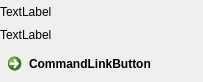
First picture: the form in blogui/RightLoginWidget.ui, repository zhangbailong945/PyQt5Projects, before the edit.
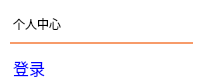
Second picture: the form after the edit.

```diff
--- a/blogui/RightLoginWidget.ui
+++ b/blogui/RightLoginWidget.ui
@@ -14,9 +14,12 @@
    <string>Form</string>
   </property>
   <property name="autoFillBackground">
-   <bool>true</bool>
+   <bool>false</bool>
   </property>
-  <layout class="QVBoxLayout" name="verticalLayout">
+  <property name="styleSheet">
+   <string notr="true">background-color: rgb(255, 255, 255);</string>
+  </property>
+  <layout class="QVBoxLayout" name="verticalLayout" stretch="0,0,0">
    <property name="spacing">
     <number>0</number>
    </property>
@@ -34,22 +37,64 @@
    </property>
    <item>
     <widget class="QLabel" name="lb_Login_Title">
+     <property name="autoFillBackground">
+      <bool>false</bool>
+     </property>
+     <property name="styleSheet">
+      <string notr="true">margin-top:10px;
+margin-left:10px;
+</string>
+     </property>
      <property name="text">
-      <string>TextLabel</string>
+      <string>个人中心</string>
      </property>
     </widget>
    </item>
    <item>
     <widget class="QLabel" name="lb_Login_line">
+     <property name="minimumSize">
+      <size>
+       <width>0</width>
+       <height>3</height>
+      </size>
+     </property>
+     <property name="maximumSize">
+      <size>
+       <width>16777215</width>
+       <height>8</height>
+      </size>
+     </property>
+     <property name="autoFillBackground">
+      <bool>false</bool>
+     </property>
+     <property name="styleSheet">
+      <string notr="true">border:2px solid rgb(247, 155, 106);
+border-left:none;
+border-right:none;
+border-bottom:none;
+margin-top:5px;
+margin-left:10px;
+margin-right:10px;
+
+</string>
+     </property>
      <property name="text">
-      <string>TextLabel</string>
+      <string/>
      </property>
     </widget>
    </item>
    <item>
-    <widget class="QCommandLinkButton" name="clb_Login">
+    <widget class="QLabel" name="clb_Login">
+     <property name="styleSheet">
+      <string notr="true">margin-top:10px;
+margin-left:10px;
+</string>
+     </property>
      <property name="text">
-      <string>CommandLinkButton</string>
+      <string>&lt;html&gt;&lt;head/&gt;&lt;body&gt;&lt;p&gt;&lt;a href=&quot;https://loachblog.com/accounts/login/?&quot;&gt;&lt;span style=&quot; font-size:12pt; color:#0000ff;text-decoration:none;&quot;&gt;登录&lt;/span&gt;&lt;/a&gt;&lt;/p&gt;&lt;/body&gt;&lt;/html&gt;</string>
+     </property>
+     <property name="openExternalLinks">
+      <bool>true</bool>
      </property>
     </widget>
    </item>
```
